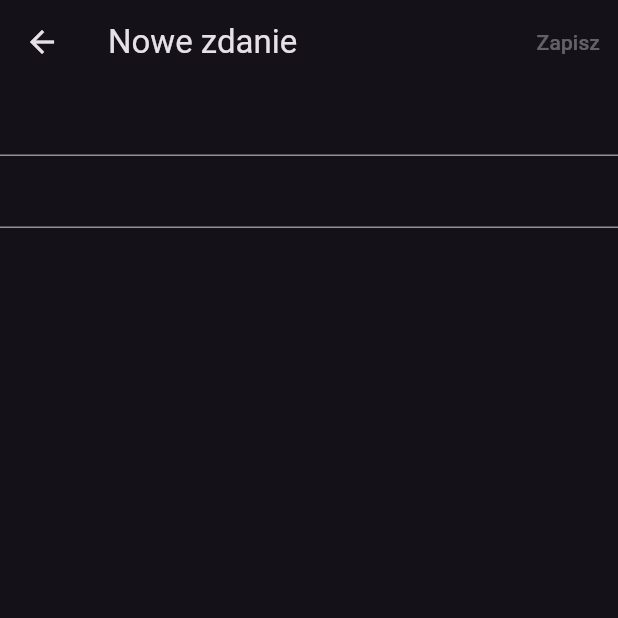
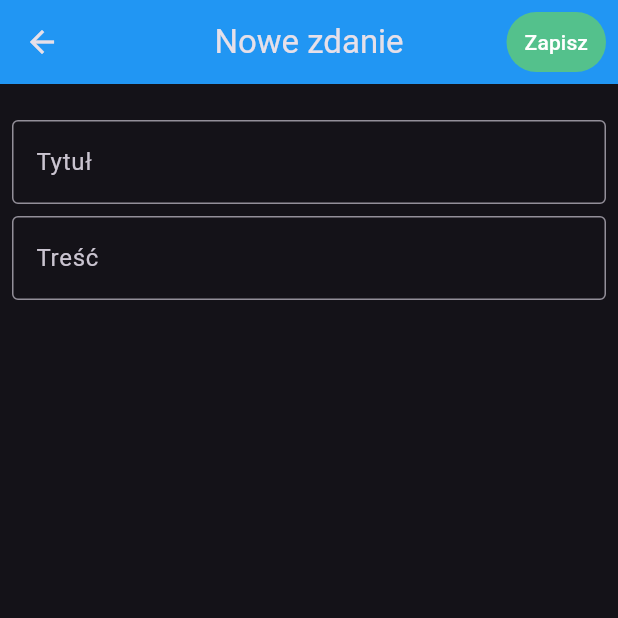
Before and after one commit to Sekanko/InkTalk, a Flutter app: the SavedSentencesViews screen opened by its route, after a tap on the "add" icon, on a phone screen of 412 x 824 dp, the top half of it. Run offline on Flutter 3.47's test engine with Material 3 defaults, Android fonts, the phone set to English and light mode, and no system bars; our stand-ins replace flutter_tts, hive; accounts and stored records are empty.

Commit message:
style: basic style for whole application

```diff
--- a/lib/views/sentence_views/add_or_update_sentence.dart
+++ b/lib/views/sentence_views/add_or_update_sentence.dart
@@ -54,8 +54,15 @@ class _AddOrUpdateSentenceState extends State<AddOrUpdateSentence> {
     return Scaffold(
       appBar: AppBar(
         title: Text(widget.sentence != null ? "Edytuj" : "Nowe zdanie"),
+        centerTitle: true,
+        backgroundColor: Colors.blue,
         actions: [
-          TextButton(
+          Padding(
+            padding: const EdgeInsets.all(8.0),
+            child: TextButton(
+              style: TextButton.styleFrom(
+                backgroundColor: const Color.fromARGB(255, 84, 193, 140),
+              ),
               onPressed: _isButtonEnabled
                   ? () {
                       final currentSentence = widget.sentence;
@@ -74,23 +81,44 @@ class _AddOrUpdateSentenceState extends State<AddOrUpdateSentence> {
                       Navigator.pop(context);
                     }
                   : null,
-            child: const Text("Zapisz"),
+              child: const Text(
+                "Zapisz",
+                style: TextStyle(color: Colors.white),
+              ),
+            ),
           ),
         ],
       ),
-      body: Column(
+      body: Padding(
+        padding: const EdgeInsets.only(top: 16),
+        child: Expanded(
+          child: SingleChildScrollView(
+            padding: const EdgeInsets.all(8),
+            child: Column(
               children: [
                 TextField(
                   controller: _titleController,
                   onChanged: (value) => _areTitleOrContnetEmpty(),
+                  decoration: InputDecoration(
+                    labelText: 'Tytuł',
+                    border: OutlineInputBorder(),
                   ),
+                ),
+                const SizedBox(height: 8),
                 TextField(
                   controller: _contentController,
                   keyboardType: TextInputType.multiline,
                   maxLines: null,
                   onChanged: (value) => _areTitleOrContnetEmpty(),
+                  decoration: InputDecoration(
+                    labelText: 'Treść',
+                    border: OutlineInputBorder(),
+                  ),
                 ),
               ],
+            ),
+          ),
+        ),
       ),
     );
   }
--- a/lib/views/sentence_views/saved_sentences_views.dart
+++ b/lib/views/sentence_views/saved_sentences_views.dart
@@ -26,7 +26,11 @@ class _SavedSentencesViewsState extends State<SavedSentencesViews> {
   @override
   Widget build(BuildContext context) {
     return Scaffold(
-      appBar: AppBar(title: Text("Zapisane zdania")),
+      appBar: AppBar(
+        title: Text("Zapisane zdania"),
+        centerTitle: true,
+        backgroundColor: const Color.fromARGB(255, 62, 143, 65),
+      ),
       body: StreamBuilder(
         stream: _sentenceService.allSentences,
         builder: (context, snapshot) {
@@ -34,17 +38,27 @@ class _SavedSentencesViewsState extends State<SavedSentencesViews> {
             return const Center(child: CircularProgressIndicator());
           }
 
+          final allSentences = snapshot.data!;
           if (!snapshot.hasData || snapshot.data!.isEmpty) {
             return const Center(child: Text("Brak zapisanych zdań"));
           }
+          return Padding(
+            padding: const EdgeInsets.only(top: 8.0, left: 8.0),
+            child: ListView.builder(
+              itemCount: allSentences.length + 1,
+              itemBuilder: (context, index) {
+                if (index == allSentences.length) {
+                  return const SizedBox(height: 80);
+                }
 
-          final allSentences = snapshot.data!;
-          return ListView.builder(
-            itemCount: allSentences.length,
-            itemBuilder: (context, index) {
                 final sentence = allSentences[index];
                 return ListTile(
-                title: Text(sentence.title),
+                  title: Text(
+                    sentence.title,
+                    overflow: TextOverflow.ellipsis,
+                    maxLines: 1,
+                    softWrap: true,
+                  ),
                   subtitle: Text(
                     sentence.content,
                     overflow: TextOverflow.ellipsis,
@@ -76,6 +90,7 @@ class _SavedSentencesViewsState extends State<SavedSentencesViews> {
                   ),
                 );
               },
+            ),
           );
         },
       ),
```
Also changed, not shown: lib/views/home_screen.dart (+32 -5 lines). Lines whose indentation alone changed are shown as unchanged.
